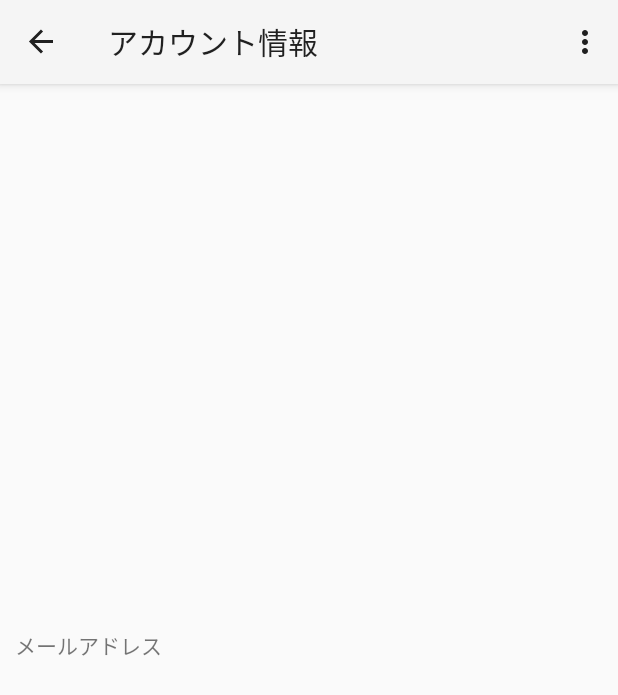
After one commit to kazudmb/StampCardMVVM, an Android app: the AccountInfoFragment screen opened through its navigation route, on a phone screen of 412 x 824 dp. The commit adds this screen. Shown: the top 695 px of the screen. Run offline under Robolectric (Android 15) with nearby library versions, the phone set to English and light mode, and no system bars; our stand-ins replace data binding, navigation-ui; libraries missing offline, so code that uses them is left out: org.kodein.di; 6 statements that could not run were skipped.

Commit message:
add Account Info Fragment

```diff
--- /dev/null
+++ b/app/src/main/java/com/nakano/stampcardmvvm/view/AccountInfoFragment.kt
@@ -0,0 +1,36 @@
+package com.nakano.stampcardmvvm.view
+
+import android.os.Bundle
+import android.view.LayoutInflater
+import android.view.View
+import android.view.ViewGroup
+import androidx.databinding.DataBindingUtil
+import androidx.fragment.app.Fragment
+import androidx.lifecycle.ViewModelProviders
+import com.nakano.stampcardmvvm.R
+import com.nakano.stampcardmvvm.databinding.FragmentAccountInfoBinding
+import com.nakano.stampcardmvvm.viewModel.StampCardViewModel
+import com.nakano.stampcardmvvm.viewModel.StampCardViewModelFactory
+import org.kodein.di.KodeinAware
+import org.kodein.di.android.x.kodein
+import org.kodein.di.generic.instance
+
+class AccountInfoFragment : Fragment(), KodeinAware {
+
+    override val kodein by kodein()
+    private val factory: StampCardViewModelFactory by instance()
+
+    private lateinit var viewModel: StampCardViewModel
+
+    override fun onCreateView(
+        inflater: LayoutInflater, container: ViewGroup?,
+        savedInstanceState: Bundle?
+    ): View? {
+        val binding: FragmentAccountInfoBinding =
+            DataBindingUtil.inflate(inflater, R.layout.fragment_account_info, container, false)
+        viewModel = ViewModelProviders.of(this, factory).get(StampCardViewModel::class.java)
+        binding.stampCardViewModel = viewModel
+        binding.lifecycleOwner = this
+        return binding.root
+    }
+}
--- a/app/src/main/java/com/nakano/stampcardmvvm/view/MainActivity.kt
+++ b/app/src/main/java/com/nakano/stampcardmvvm/view/MainActivity.kt
@@ -1,7 +1,9 @@
 package com.nakano.stampcardmvvm.view
 
+import android.os.Bundle
+import android.view.Menu
+import android.view.MenuItem
 import androidx.appcompat.app.AppCompatActivity
-import android.os.Bundle
 import androidx.navigation.findNavController
 import androidx.navigation.ui.AppBarConfiguration
 import androidx.navigation.ui.setupActionBarWithNavController
@@ -19,4 +21,27 @@
 
     override fun onSupportNavigateUp()
             = findNavController(R.id.nav_host_fragment).navigateUp()
+
+    override fun onCreateOptionsMenu(menu: Menu?): Boolean {
+        super.onCreateOptionsMenu(menu)
+        menuInflater.inflate(R.menu.menu_main, menu)
+        return true
+    }
+
+    override fun onOptionsItemSelected(item: MenuItem): Boolean {
+        return when (item.itemId) {
+            R.id.loginFragment -> {
+//                val intent = Intent(this, LoginActivity::class.java)
+//                startActivity(intent)
+                return true
+            }
+            R.id.accountInfoFragment -> {
+                val action =
+                    StampCardFragmentDirections.actionStampCardFragmentToAccountInfoFragment()
+                findNavController(R.id.nav_host_fragment).navigate(action)
+                return true
+            }
+            else -> super.onOptionsItemSelected(item)
+        }
+    }
 }
--- /dev/null
+++ b/app/src/main/res/layout/fragment_account_info.xml
@@ -0,0 +1,33 @@
+<layout xmlns:android="http://schemas.android.com/apk/res/android"
+    xmlns:app="http://schemas.android.com/apk/res-auto"
+    xmlns:tools="http://schemas.android.com/tools">
+
+    <data>
+
+        <variable
+            name="stampCardViewModel"
+            type="com.nakano.stampcardmvvm.viewModel.StampCardViewModel" />
+    </data>
+
+    <LinearLayout
+        android:layout_width="match_parent"
+        android:layout_height="match_parent"
+        android:layout_marginStart="10dp"
+        android:layout_marginEnd="10dp"
+        android:gravity="center_vertical"
+        android:orientation="vertical">
+
+        <TextView
+            android:layout_width="wrap_content"
+            android:layout_height="wrap_content"
+            android:layout_marginTop="10dp"
+            android:layout_marginBottom="10dp"
+            android:text="@string/mail_address" />
+
+        <TextView
+            android:id="@+id/email"
+            android:layout_width="match_parent"
+            android:layout_height="wrap_content" />
+    </LinearLayout>
+
+</layout>
--- /dev/null
+++ b/app/src/main/res/menu/menu_main.xml
@@ -0,0 +1,7 @@
+<?xml version="1.0" encoding="utf-8"?>
+<menu xmlns:android="http://schemas.android.com/apk/res/android">
+    <item android:id="@+id/loginFragment"
+        android:title="@string/login" />
+    <item android:id="@+id/accountInfoFragment"
+        android:title="@string/account_info" />
+</menu>
--- a/app/src/main/res/navigation/nav_graph.xml
+++ b/app/src/main/res/navigation/nav_graph.xml
@@ -1,6 +1,7 @@
 <?xml version="1.0" encoding="utf-8"?>
 <navigation xmlns:android="http://schemas.android.com/apk/res/android"
     xmlns:app="http://schemas.android.com/apk/res-auto"
+    xmlns:tools="http://schemas.android.com/tools"
     android:id="@+id/nav_graph"
     app:startDestination="@id/stampCardFragment">
 
@@ -15,6 +16,9 @@
             app:exitAnim="@anim/nav_default_exit_anim"
             app:popEnterAnim="@anim/nav_default_pop_enter_anim"
             app:popExitAnim="@anim/nav_default_pop_exit_anim" />
+        <action
+            android:id="@+id/action_stampCardFragment_to_accountInfoFragment"
+            app:destination="@id/accountInfoFragment" />
     </fragment>
     <fragment
         android:id="@+id/qrCodeDisplayFragment"
@@ -22,4 +26,15 @@
         android:label="@string/qr_code">
     </fragment>
 
+<!--    <fragment-->
+<!--        android:id="@+id/loginFragment"-->
+<!--        android:name="com.nakano.stampcardmvvm.view."-->
+<!--        android:label="ログイン"-->
+<!--        tools:layout="@layout/login_fragment" />-->
+    <fragment
+        android:id="@+id/accountInfoFragment"
+        android:name="com.nakano.stampcardmvvm.view.AccountInfoFragment"
+        android:label="アカウント情報"
+        tools:layout="@layout/fragment_account_info" />
+
 </navigation>
```
